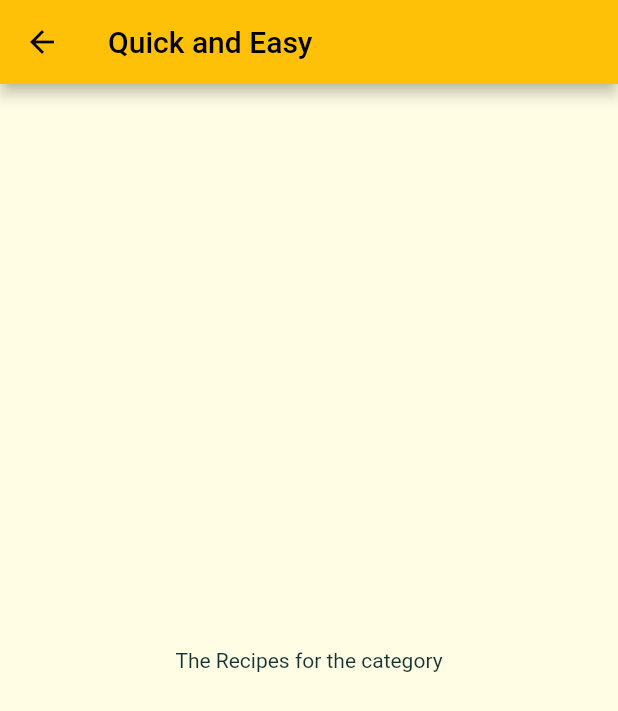
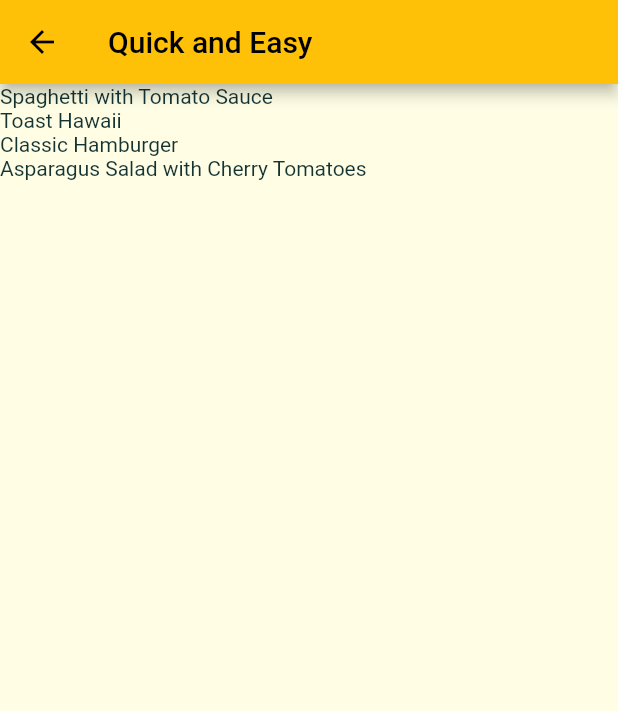
Before and after one commit to famousfishi/meals_fame, a Flutter app: the screen it shows after launch, after a tap on "Quick and Easy", on a phone screen of 412 x 824 dp. Shown: the top 711 px of the screen. Run offline on Flutter 3.47's test engine with Material 2 defaults, Android fonts, the phone set to English and light mode, and no system bars.

Commit message:
re-modified folder structure for models, screens and data

```diff
--- /dev/null
+++ b/lib/data/dummy_categories.dart
@@ -0,0 +1,370 @@
+import 'package:flutter/material.dart';
+import 'package:meals_fame/models/category.dart';
+import '../models/category.dart';
+import '../models/meal.dart';
+
+const dummycategories = [
+  Category(id: 'c1', title: 'Italian', color: Colors.amber),
+  Category(id: 'c2', title: 'Quick and Easy', color: Colors.amberAccent),
+  Category(id: 'c3', title: 'hamburgers', color: Colors.redAccent),
+  Category(id: 'c4', title: 'Freshly prepared', color: Colors.blueAccent),
+  Category(id: 'c5', title: 'Spicy', color: Colors.cyanAccent),
+  Category(id: 'c6', title: 'Tasty', color: Colors.yellowAccent),
+  Category(id: 'c7', title: 'Yummy', color: Colors.tealAccent),
+  Category(id: 'c8', title: 'Crunchy', color: Colors.black),
+  Category(id: 'c9', title: 'Yukky', color: Colors.blue),
+  Category(id: 'c10', title: 'Cheesy', color: Colors.cyanAccent),
+  Category(id: 'c11', title: 'Steamy', color: Colors.brown),
+  Category(id: 'c12', title: 'Minty', color: Colors.deepOrange),
+];
+
+const dummymeals = [
+  Meal(
+    id: 'm1',
+    categories: [
+      'c1',
+      'c2',
+    ],
+    title: 'Spaghetti with Tomato Sauce',
+    affordability: Affordability.Affordable,
+    complexity: Complexity.Simple,
+    imageUrl:
+        'https://upload.wikimedia.org/wikipedia/commons/thumb/2/20/Spaghetti_Bolognese_mit_Parmesan_oder_Grana_Padano.jpg/800px-Spaghetti_Bolognese_mit_Parmesan_oder_Grana_Padano.jpg',
+    duration: 20,
+    ingredients: [
+      '4 Tomatoes',
+      '1 Tablespoon of Olive Oil',
+      '1 Onion',
+      '250g Spaghetti',
+      'Spices',
+      'Cheese (optional)'
+    ],
+    steps: [
+      'Cut the tomatoes and the onion into small pieces.',
+      'Boil some water - add salt to it once it boils.',
+      'Put the spaghetti into the boiling water - they should be done in about 10 to 12 minutes.',
+      'In the meantime, heaten up some olive oil and add the cut onion.',
+      'After 2 minutes, add the tomato pieces, salt, pepper and your other spices.',
+      'The sauce will be done once the spaghetti are.',
+      'Feel free to add some cheese on top of the finished dish.'
+    ],
+    isGlutenFree: false,
+    isVegan: true,
+    isVegetarian: true,
+    isLactoseFree: true,
+  ),
+  Meal(
+    id: 'm2',
+    categories: [
+      'c2',
+    ],
+    title: 'Toast Hawaii',
+    affordability: Affordability.Affordable,
+    complexity: Complexity.Simple,
+    imageUrl:
+        'https://cdn.pixabay.com/photo/2018/07/11/21/51/toast-3532016_1280.jpg',
+    duration: 10,
+    ingredients: [
+      '1 Slice White Bread',
+      '1 Slice Ham',
+      '1 Slice Pineapple',
+      '1-2 Slices of Cheese',
+      'Butter'
+    ],
+    steps: [
+      'Butter one side of the white bread',
+      'Layer ham, the pineapple and cheese on the white bread',
+      'Bake the toast for round about 10 minutes in the oven at 200°C'
+    ],
+    isGlutenFree: false,
+    isVegan: false,
+    isVegetarian: false,
+    isLactoseFree: false,
+  ),
+  Meal(
+    id: 'm3',
+    categories: [
+      'c2',
+      'c3',
+    ],
+    title: 'Classic Hamburger',
+    affordability: Affordability.Pricey,
+    complexity: Complexity.Simple,
+    imageUrl:
+        'https://cdn.pixabay.com/photo/2014/10/23/18/05/burger-500054_1280.jpg',
+    duration: 45,
+    ingredients: [
+      '300g Cattle Hack',
+      '1 Tomato',
+      '1 Cucumber',
+      '1 Onion',
+      'Ketchup',
+      '2 Burger Buns'
+    ],
+    steps: [
+      'Form 2 patties',
+      'Fry the patties for c. 4 minutes on each side',
+      'Quickly fry the buns for c. 1 minute on each side',
+      'Bruch buns with ketchup',
+      'Serve burger with tomato, cucumber and onion'
+    ],
+    isGlutenFree: false,
+    isVegan: false,
+    isVegetarian: false,
+    isLactoseFree: true,
+  ),
+  Meal(
+    id: 'm4',
+    categories: [
+      'c4',
+    ],
+    title: 'Wiener Schnitzel',
+    affordability: Affordability.Luxurious,
+    complexity: Complexity.Challenging,
+    imageUrl:
+        'https://cdn.pixabay.com/photo/2018/03/31/19/29/schnitzel-3279045_1280.jpg',
+    duration: 60,
+    ingredients: [
+      '8 Veal Cutlets',
+      '4 Eggs',
+      '200g Bread Crumbs',
+      '100g Flour',
+      '300ml Butter',
+      '100g Vegetable Oil',
+      'Salt',
+      'Lemon Slices'
+    ],
+    steps: [
+      'Tenderize the veal to about 2–4mm, and salt on both sides.',
+      'On a flat plate, stir the eggs briefly with a fork.',
+      'Lightly coat the cutlets in flour then dip into the egg, and finally, coat in breadcrumbs.',
+      'Heat the butter and oil in a large pan (allow the fat to get very hot) and fry the schnitzels until golden brown on both sides.',
+      'Make sure to toss the pan regularly so that the schnitzels are surrounded by oil and the crumbing becomes ‘fluffy’.',
+      'Remove, and drain on kitchen paper. Fry the parsley in the remaining oil and drain.',
+      'Place the schnitzels on awarmed plate and serve garnishedwith parsley and slices of lemon.'
+    ],
+    isGlutenFree: false,
+    isVegan: false,
+    isVegetarian: false,
+    isLactoseFree: false,
+  ),
+  Meal(
+    id: 'm5',
+    categories: [
+      'c2'
+          'c5',
+      'c10',
+    ],
+    title: 'Salad with Smoked Salmon',
+    affordability: Affordability.Luxurious,
+    complexity: Complexity.Simple,
+    imageUrl:
+        'https://cdn.pixabay.com/photo/2016/10/25/13/29/smoked-salmon-salad-1768890_1280.jpg',
+    duration: 15,
+    ingredients: [
+      'Arugula',
+      'Lamb\'s Lettuce',
+      'Parsley',
+      'Fennel',
+      '200g Smoked Salmon',
+      'Mustard',
+      'Balsamic Vinegar',
+      'Olive Oil',
+      'Salt and Pepper'
+    ],
+    steps: [
+      'Wash and cut salad and herbs',
+      'Dice the salmon',
+      'Process mustard, vinegar and olive oil into a dessing',
+      'Prepare the salad',
+      'Add salmon cubes and dressing'
+    ],
+    isGlutenFree: true,
+    isVegan: false,
+    isVegetarian: true,
+    isLactoseFree: true,
+  ),
+  Meal(
+    id: 'm6',
+    categories: [
+      'c6',
+      'c10',
+    ],
+    title: 'Delicious Orange Mousse',
+    affordability: Affordability.Affordable,
+    complexity: Complexity.Hard,
+    imageUrl:
+        'https://cdn.pixabay.com/photo/2017/05/01/05/18/pastry-2274750_1280.jpg',
+    duration: 240,
+    ingredients: [
+      '4 Sheets of Gelatine',
+      '150ml Orange Juice',
+      '80g Sugar',
+      '300g Yoghurt',
+      '200g Cream',
+      'Orange Peel',
+    ],
+    steps: [
+      'Dissolve gelatine in pot',
+      'Add orange juice and sugar',
+      'Take pot off the stove',
+      'Add 2 tablespoons of yoghurt',
+      'Stir gelatin under remaining yoghurt',
+      'Cool everything down in the refrigerator',
+      'Whip the cream and lift it under die orange mass',
+      'Cool down again for at least 4 hours',
+      'Serve with orange peel',
+    ],
+    isGlutenFree: true,
+    isVegan: false,
+    isVegetarian: true,
+    isLactoseFree: false,
+  ),
+  Meal(
+    id: 'm7',
+    categories: [
+      'c7',
+    ],
+    title: 'Pancakes',
+    affordability: Affordability.Affordable,
+    complexity: Complexity.Simple,
+    imageUrl:
+        'https://cdn.pixabay.com/photo/2018/07/10/21/23/pancake-3529653_1280.jpg',
+    duration: 20,
+    ingredients: [
+      '1 1/2 Cups all-purpose Flour',
+      '3 1/2 Teaspoons Baking Powder',
+      '1 Teaspoon Salt',
+      '1 Tablespoon White Sugar',
+      '1 1/4 cups Milk',
+      '1 Egg',
+      '3 Tablespoons Butter, melted',
+    ],
+    steps: [
+      'In a large bowl, sift together the flour, baking powder, salt and sugar.',
+      'Make a well in the center and pour in the milk, egg and melted butter; mix until smooth.',
+      'Heat a lightly oiled griddle or frying pan over medium high heat.',
+      'Pour or scoop the batter onto the griddle, using approximately 1/4 cup for each pancake. Brown on both sides and serve hot.'
+    ],
+    isGlutenFree: true,
+    isVegan: false,
+    isVegetarian: true,
+    isLactoseFree: false,
+  ),
+  Meal(
+    id: 'm8',
+    categories: [
+      'c8',
+    ],
+    title: 'Creamy Indian Chicken Curry',
+    affordability: Affordability.Pricey,
+    complexity: Complexity.Challenging,
+    imageUrl:
+        'https://cdn.pixabay.com/photo/2018/06/18/16/05/indian-food-3482749_1280.jpg',
+    duration: 35,
+    ingredients: [
+      '4 Chicken Breasts',
+      '1 Onion',
+      '2 Cloves of Garlic',
+      '1 Piece of Ginger',
+      '4 Tablespoons Almonds',
+      '1 Teaspoon Cayenne Pepper',
+      '500ml Coconut Milk',
+    ],
+    steps: [
+      'Slice and fry the chicken breast',
+      'Process onion, garlic and ginger into paste and sauté everything',
+      'Add spices and stir fry',
+      'Add chicken breast + 250ml of water and cook everything for 10 minutes',
+      'Add coconut milk',
+      'Serve with rice'
+    ],
+    isGlutenFree: true,
+    isVegan: false,
+    isVegetarian: false,
+    isLactoseFree: true,
+  ),
+  Meal(
+    id: 'm9',
+    categories: [
+      'c9',
+    ],
+    title: 'Chocolate Souffle',
+    affordability: Affordability.Affordable,
+    complexity: Complexity.Hard,
+    imageUrl:
+        'https://cdn.pixabay.com/photo/2014/08/07/21/07/souffle-412785_1280.jpg',
+    duration: 45,
+    ingredients: [
+      '1 Teaspoon melted Butter',
+      '2 Tablespoons white Sugar',
+      '2 Ounces 70% dark Chocolate, broken into pieces',
+      '1 Tablespoon Butter',
+      '1 Tablespoon all-purpose Flour',
+      '4 1/3 tablespoons cold Milk',
+      '1 Pinch Salt',
+      '1 Pinch Cayenne Pepper',
+      '1 Large Egg Yolk',
+      '2 Large Egg Whites',
+      '1 Pinch Cream of Tartar',
+      '1 Tablespoon white Sugar',
+    ],
+    steps: [
+      'Preheat oven to 190°C. Line a rimmed baking sheet with parchment paper.',
+      'Brush bottom and sides of 2 ramekins lightly with 1 teaspoon melted butter; cover bottom and sides right up to the rim.',
+      'Add 1 tablespoon white sugar to ramekins. Rotate ramekins until sugar coats all surfaces.',
+      'Place chocolate pieces in a metal mixing bowl.',
+      'Place bowl over a pan of about 3 cups hot water over low heat.',
+      'Melt 1 tablespoon butter in a skillet over medium heat. Sprinkle in flour. Whisk until flour is incorporated into butter and mixture thickens.',
+      'Whisk in cold milk until mixture becomes smooth and thickens. Transfer mixture to bowl with melted chocolate.',
+      'Add salt and cayenne pepper. Mix together thoroughly. Add egg yolk and mix to combine.',
+      'Leave bowl above the hot (not simmering) water to keep chocolate warm while you whip the egg whites.',
+      'Place 2 egg whites in a mixing bowl; add cream of tartar. Whisk until mixture begins to thicken and a drizzle from the whisk stays on the surface about 1 second before disappearing into the mix.',
+      'Add 1/3 of sugar and whisk in. Whisk in a bit more sugar about 15 seconds.',
+      'whisk in the rest of the sugar. Continue whisking until mixture is about as thick as shaving cream and holds soft peaks, 3 to 5 minutes.',
+      'Transfer a little less than half of egg whites to chocolate.',
+      'Mix until egg whites are thoroughly incorporated into the chocolate.',
+      'Add the rest of the egg whites; gently fold into the chocolate with a spatula, lifting from the bottom and folding over.',
+      'Stop mixing after the egg white disappears. Divide mixture between 2 prepared ramekins. Place ramekins on prepared baking sheet.',
+      'Bake in preheated oven until scuffles are puffed and have risen above the top of the rims, 12 to 15 minutes.',
+    ],
+    isGlutenFree: true,
+    isVegan: false,
+    isVegetarian: true,
+    isLactoseFree: false,
+  ),
+  Meal(
+    id: 'm10',
+    categories: [
+      'c2',
+      'c5',
+      'c10',
+    ],
+    title: 'Asparagus Salad with Cherry Tomatoes',
+    affordability: Affordability.Luxurious,
+    complexity: Complexity.Simple,
+    imageUrl:
+        'https://cdn.pixabay.com/photo/2018/04/09/18/26/asparagus-3304997_1280.jpg',
+    duration: 30,
+    ingredients: [
+      'White and Green Asparagus',
+      '30g Pine Nuts',
+      '300g Cherry Tomatoes',
+      'Salad',
+      'Salt, Pepper and Olive Oil'
+    ],
+    steps: [
+      'Wash, peel and cut the asparagus',
+      'Cook in salted water',
+      'Salt and pepper the asparagus',
+      'Roast the pine nuts',
+      'Halve the tomatoes',
+      'Mix with asparagus, salad and dressing',
+      'Serve with Baguette'
+    ],
+    isGlutenFree: true,
+    isVegan: true,
+    isVegetarian: true,
+    isLactoseFree: true,
+  ),
+];
--- a/lib/dummy_categories.dart
+++ /dev/null
@@ -1,18 +0,0 @@
-import 'package:flutter/material.dart';
-import 'package:meals_fame/models/category.dart';
-import './models/category.dart';
-
-const dummycategories = [
-  Category(id: 'c1', title: 'Italian', color: Colors.amber),
-  Category(id: 'c2', title: 'Quick and Easy', color: Colors.amberAccent),
-  Category(id: 'c3', title: 'hamburgers', color: Colors.redAccent),
-  Category(id: 'c4', title: 'Freshly prepared', color: Colors.blueAccent),
-  Category(id: 'c5', title: 'Spicy', color: Colors.cyanAccent),
-  Category(id: 'c6', title: 'Tasty', color: Colors.yellowAccent),
-  Category(id: 'c7', title: 'Yummy', color: Colors.tealAccent),
-  Category(id: 'c8', title: 'Crunchy', color: Colors.black),
-  Category(id: 'c9', title: 'Yukky', color: Colors.blue),
-  Category(id: 'c10', title: 'Cheesy', color: Colors.cyanAccent),
-  Category(id: 'c11', title: 'Steamy', color: Colors.brown),
-  Category(id: 'c12', title: 'Minty', color: Colors.deepOrange),
-];
--- a/lib/main.dart
+++ b/lib/main.dart
@@ -1,6 +1,7 @@
 import 'package:flutter/material.dart';
-import 'package:meals_fame/categories_meals_screen.dart';
-import 'package:meals_fame/categories_screen.dart';
+import 'package:meals_fame/screens/categories_meals_screen.dart';
+
+import 'screens/categories_screen.dart';
 
 void main() {
   runApp(const Main());
@@ -22,9 +23,13 @@ class Main extends StatelessWidget {
               caption:
                   const TextStyle(fontSize: 20, fontWeight: FontWeight.bold)),
           canvasColor: const Color.fromRGBO(255, 254, 229, 1)),
-      home: const CategoriesScreen(),
+      // home: const CategoriesScreen(),
       debugShowCheckedModeBanner: false,
-      routes: {'/category-meals': (context) => CategoriesMealsScreen()},
+      initialRoute: CategoriesScreen.routeName,
+      routes: {
+        CategoriesScreen.routeName: (context) => const CategoriesScreen(),
+        CategoriesMealsScreen.routeName: (context) => CategoriesMealsScreen()
+      },
     );
   }
 }
--- /dev/null
+++ b/lib/models/meal.dart
@@ -0,0 +1,35 @@
+// ignore_for_file: constant_identifier_names
+
+class Meal {
+  final String id;
+  final String title;
+  final String imageUrl;
+  final List<String> categories;
+  final Complexity complexity;
+  final List<String> ingredients;
+  final List<String> steps;
+  final int duration;
+  final Affordability affordability;
+  final bool isGlutenFree;
+  final bool isLactoseFree;
+  final bool isVegetarian;
+  final bool isVegan;
+
+  const Meal(
+      {required this.id,
+      required this.title,
+      required this.imageUrl,
+      required this.categories,
+      required this.complexity,
+      required this.ingredients,
+      required this.steps,
+      required this.duration,
+      required this.affordability,
+      required this.isGlutenFree,
+      required this.isLactoseFree,
+      required this.isVegetarian,
+      required this.isVegan});
+}
+
+enum Complexity { Simple, Challenging, Hard }
+enum Affordability { Affordable, Pricey, Luxurious }
--- a/lib/categories_meals_screen.dart
+++ b/lib/screens/categories_meals_screen.dart
@@ -1,6 +1,9 @@
 import 'package:flutter/material.dart';
+import 'package:meals_fame/data/dummy_categories.dart';
 
+// ignore: use_key_in_widget_constructors
 class CategoriesMealsScreen extends StatelessWidget {
+  static const routeName = '/category-meals';
   // final String categoryId;
   // final String categoryTitle;
 
@@ -13,9 +16,16 @@ class CategoriesMealsScreen extends StatelessWidget {
     final routeArgs =
         ModalRoute.of(context)?.settings.arguments as Map<String, String>;
     final categoryTitle = routeArgs['title'] as String;
+    final categoryId = routeArgs['id'] as String;
+    final categoryMeals = dummymeals.where((meal) {
+      return meal.categories.contains(categoryId);
+    }).toList();
     return Scaffold(
-      body: const Center(
-        child: Text('The Recipes for the category'),
+      body: ListView.builder(
+        itemBuilder: (context, index) {
+          return Text(categoryMeals[index].title);
+        },
+        itemCount: categoryMeals.length,
       ),
       appBar: AppBar(
         title: Text(categoryTitle),
--- a/lib/categories_screen.dart
+++ b/lib/screens/categories_screen.dart
@@ -1,9 +1,10 @@
 import 'package:flutter/material.dart';
-import 'package:meals_fame/category_item.dart';
-import './dummy_categories.dart';
+import 'package:meals_fame/widgets/category_item.dart';
+import '../data/dummy_categories.dart';
 
 class CategoriesScreen extends StatelessWidget {
   const CategoriesScreen({Key? key}) : super(key: key);
+  static const routeName = '/';
 
   @override
   Widget build(BuildContext context) {
--- a/lib/category_item.dart
+++ b/lib/widgets/category_item.dart
@@ -1,5 +1,5 @@
 import 'package:flutter/material.dart';
-import 'package:meals_fame/categories_meals_screen.dart';
+import 'package:meals_fame/screens/categories_meals_screen.dart';
 
 class CategoryItem extends StatelessWidget {
   final String title;
@@ -16,7 +16,7 @@ class CategoryItem extends StatelessWidget {
     //       categoryId: categoryId, categoryTitle: title);
     // }));
 
-    Navigator.of(context).pushNamed('/category-meals',
+    Navigator.of(context).pushNamed(CategoriesMealsScreen.routeName,
         arguments: {'id': categoryId, 'title': title});
   }
 
```
